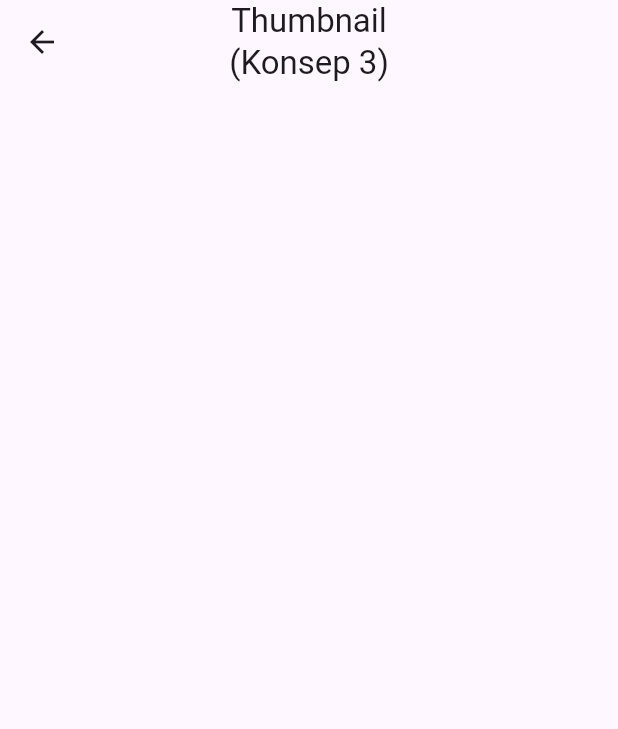
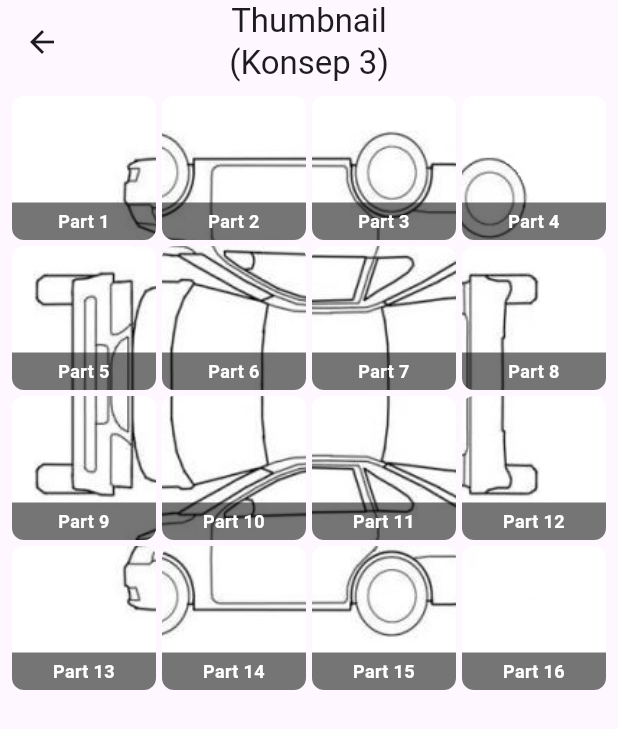
Before and after one commit to rsyd29/inspection_grid, a Flutter app: the DynamicInspectionWithConcept3 screen opened directly, on a phone screen of 412 x 824 dp. Shown: the top 729 px of the screen. Run offline on Flutter 3.47's test engine with Material 3 defaults, Android fonts, the phone set to English and light mode, and no system bars; our stand-ins replace flutter_secure_storage, image_picker, photo_view; missing offline and left inert: multi_image_picker_view; accounts and stored records are empty.

Commit message:
Create concept for inspection with grid view thumbnail

```diff
--- a/lib/pages/dynamic_inspection_with_concept_3.dart
+++ b/lib/pages/dynamic_inspection_with_concept_3.dart
@@ -16,6 +16,25 @@ class _DynamicInspectionWithConcept3State
     extends State<DynamicInspectionWithConcept3> {
   @override
   Widget build(BuildContext context) {
+    final imageParts = [
+      'assets/images/mobil_part_0_0.png',
+      'assets/images/mobil_part_0_1.png',
+      'assets/images/mobil_part_0_2.png',
+      'assets/images/mobil_part_0_3.png',
+      'assets/images/mobil_part_1_0.png',
+      'assets/images/mobil_part_1_1.png',
+      'assets/images/mobil_part_1_2.png',
+      'assets/images/mobil_part_1_3.png',
+      'assets/images/mobil_part_2_0.png',
+      'assets/images/mobil_part_2_1.png',
+      'assets/images/mobil_part_2_2.png',
+      'assets/images/mobil_part_2_3.png',
+      'assets/images/mobil_part_3_0.png',
+      'assets/images/mobil_part_3_1.png',
+      'assets/images/mobil_part_3_2.png',
+      'assets/images/mobil_part_3_3.png',
+    ];
+
     return Scaffold(
       appBar: AppBar(
         title: Text(
@@ -24,6 +43,56 @@ class _DynamicInspectionWithConcept3State
         ),
         centerTitle: true,
       ),
+      body: Padding(
+        padding: const EdgeInsets.all(8.0),
+        child: GridView.builder(
+          itemCount: imageParts.length,
+          gridDelegate: SliverGridDelegateWithFixedCrossAxisCount(
+            crossAxisCount: 4,
+            crossAxisSpacing: 4.0,
+            mainAxisSpacing: 4.0,
+          ),
+          itemBuilder: (context, index) {
+            return Stack(
+              children: [
+                Container(
+                  decoration: BoxDecoration(
+                    image: DecorationImage(
+                      image: AssetImage(imageParts[index]),
+                      fit: BoxFit.cover,
+                    ),
+                    borderRadius: BorderRadius.circular(8.0),
+                  ),
+                ),
+                Positioned(
+                  bottom: 0,
+                  left: 0,
+                  right: 0,
+                  child: Container(
+                    decoration: BoxDecoration(
+                      color: Colors.black54,
+                      borderRadius: BorderRadius.only(
+                        bottomLeft: Radius.circular(8.0),
+                        bottomRight: Radius.circular(8.0),
+                      ),
+                    ),
+                    padding: const EdgeInsets.all(4.0),
+                    child: Text(
+                      'Part ${index + 1}',
+                      style: TextStyle(
+                        color: Colors.white,
+                        fontSize: 12,
+                        fontWeight: FontWeight.bold,
+                      ),
+                      textAlign: TextAlign.center,
+                    ),
+                  ),
+                ),
+              ],
+            );
+          },
+        ),
+      ),
     );
   }
 }
```
Also changed, not shown: assets/images/mobil_part_0_0.png (added), assets/images/mobil_part_0_1.png (added), assets/images/mobil_part_0_2.png (added), assets/images/mobil_part_0_3.png (added), assets/images/mobil_part_1_0.png (added), assets/images/mobil_part_1_1.png (added), assets/images/mobil_part_1_2.png (added), assets/images/mobil_part_1_3.png (added), assets/images/mobil_part_2_0.png (added), assets/images/mobil_part_2_1.png (added), assets/images/mobil_part_2_2.png (added), assets/images/mobil_part_2_3.png (added), assets/images/mobil_part_3_0.png (added), assets/images/mobil_part_3_1.png (added), 3 more files.
